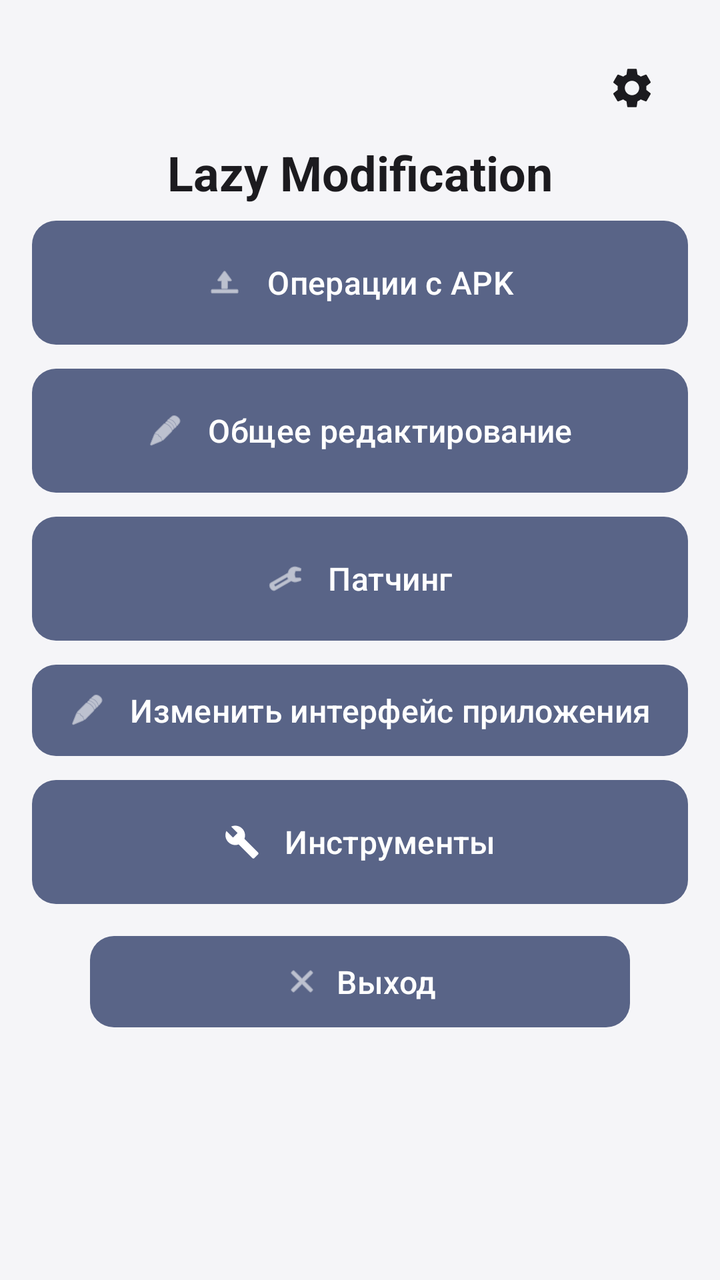
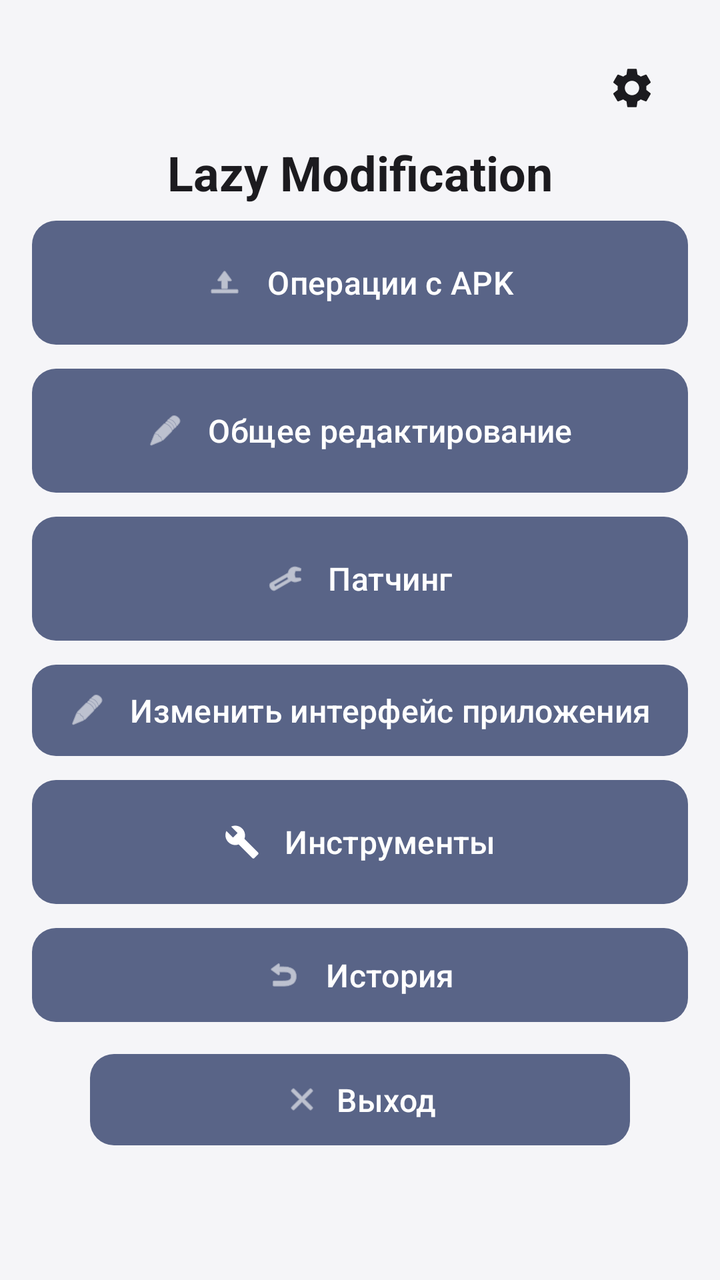

Before-and-after screenshots of an Android layout around one commit, followed by the original layout XML and the change that was made.
<!-- AndroidManifest.xml: activity theme Theme.LazyModification -->
<!-- res/layout/activity_main.xml -->
<?xml version="1.0" encoding="utf-8"?>
<ScrollView
    xmlns:android="http://schemas.android.com/apk/res/android"
    xmlns:app="http://schemas.android.com/apk/res-auto"
    android:layout_width="match_parent"
    android:layout_height="match_parent"
    android:fillViewport="true">

    <androidx.constraintlayout.widget.ConstraintLayout
        android:layout_width="match_parent"
        android:layout_height="wrap_content"
        android:padding="16dp">

        
    <ImageButton
        android:id="@+id/btnSettings"
        android:layout_width="48dp"
        android:layout_height="48dp"
        android:background="?attr/selectableItemBackgroundBorderless"
        android:src="@drawable/ic_settings"
        app:layout_constraintTop_toTopOf="parent"
        app:layout_constraintEnd_toEndOf="parent"
        android:layout_marginTop="4dp"
        android:layout_marginEnd="4dp"
        android:contentDescription="@string/settings" />

    
    <TextView
        android:id="@+id/tvTitle"
        android:layout_width="wrap_content"
        android:layout_height="wrap_content"
        android:text="@string/app_name"
        android:textSize="24sp"
        android:textStyle="bold"
        android:textColor="?attr/colorOnSurface"
        app:layout_constraintTop_toBottomOf="@id/btnSettings"
        app:layout_constraintStart_toStartOf="parent"
        app:layout_constraintEnd_toEndOf="parent"
        android:layout_marginTop="2dp"/>

    <com.google.android.material.button.MaterialButton
        android:id="@+id/btnApkOperations"
        android:layout_width="0dp"
        android:layout_height="70dp"
        android:text="@string/apk_operations"
        android:textSize="16sp"
        android:padding="12dp"
        app:icon="@android:drawable/ic_menu_upload"
        app:iconGravity="textStart"
        app:iconPadding="12dp"
        app:layout_constraintTop_toBottomOf="@id/tvTitle"
        app:layout_constraintStart_toStartOf="parent"
        app:layout_constraintEnd_toEndOf="parent"
        android:layout_marginTop="4dp" />

    <com.google.android.material.button.MaterialButton
        android:id="@+id/btnEdit"
        android:layout_width="0dp"
        android:layout_height="70dp"
        android:text="@string/general_edit"
        android:textSize="16sp"
        android:padding="12dp"
        app:icon="@android:drawable/ic_menu_edit"
        app:iconGravity="textStart"
        app:iconPadding="12dp"
        app:layout_constraintTop_toBottomOf="@id/btnApkOperations"
        app:layout_constraintStart_toStartOf="parent"
        app:layout_constraintEnd_toEndOf="parent"
        android:layout_marginTop="4dp" />

    <com.google.android.material.button.MaterialButton
        android:id="@+id/btnPatch"
        android:layout_width="0dp"
        android:layout_height="70dp"
        android:text="@string/patching"
        android:textSize="16sp"
        android:padding="12dp"
        app:icon="@android:drawable/ic_menu_manage"
        app:iconGravity="textStart"
        app:iconPadding="12dp"
        app:layout_constraintTop_toBottomOf="@id/btnEdit"
        app:layout_constraintStart_toStartOf="parent"
        app:layout_constraintEnd_toEndOf="parent"
        android:layout_marginTop="4dp" />

    <com.google.android.material.button.MaterialButton
        android:id="@+id/btnInterface"
        android:layout_width="0dp"
        android:layout_height="wrap_content"
        android:text="@string/modify_app_interface"
        android:textSize="16sp"
        android:padding="12dp"
        app:icon="@android:drawable/ic_menu_edit"
        app:iconGravity="textStart"
        app:iconPadding="12dp"
        app:layout_constraintTop_toBottomOf="@id/btnPatch"
        app:layout_constraintStart_toStartOf="parent"
        app:layout_constraintEnd_toEndOf="parent"
        android:layout_marginTop="4dp" />

        <com.google.android.material.button.MaterialButton
        android:id="@+id/btnTools"
        android:layout_width="0dp"
        android:layout_height="70dp"
        android:text="@string/tools_title"
        android:textSize="16sp"
        android:padding="12dp"
        app:icon="@drawable/ic_tools"
        app:iconGravity="textStart"
        app:iconPadding="12dp"
        app:layout_constraintTop_toBottomOf="@id/btnInterface"
        app:layout_constraintStart_toStartOf="parent"
        app:layout_constraintEnd_toEndOf="parent"
        android:layout_marginTop="4dp" />

<com.google.android.material.button.MaterialButton
        android:id="@+id/btnExit"
        android:layout_width="270dp"
        android:layout_height="wrap_content"
        android:text="@string/exit"
        android:textSize="16sp"
        android:padding="12dp"
        app:icon="@android:drawable/ic_menu_close_clear_cancel"
        app:iconGravity="textStart"
        app:iconPadding="8dp"
        app:layout_constraintTop_toBottomOf="@id/btnTools"
        app:layout_constraintStart_toStartOf="parent"
        app:layout_constraintEnd_toEndOf="parent"
        android:layout_marginTop="8dp" />

    </androidx.constraintlayout.widget.ConstraintLayout>
</ScrollView>
<!-- resources referenced by this layout -->
<resources>
  <!-- drawable ic_tools (drawable) -->
  <?xml version="1.0" encoding="utf-8"?>
  <vector xmlns:android="http://schemas.android.com/apk/res/android"
      android:width="24dp"
      android:height="24dp"
      android:viewportWidth="24"
      android:viewportHeight="24">
      <path
          android:fillColor="#FF000000"
          android:pathData="M22.7,19l-9.1,-9.1c0.9,-2.3 0.4,-5 -1.5,-6.9 -2,-2 -5,-2.4 -7.4,-1.3L9,6 6,9 1.6,4.7C0.4,7.1 0.9,10.1 2.9,12.1c1.9,1.9 4.6,2.4 6.9,1.5l9.1,9.1c0.4,0.4 1,0.4 1.4,0l2.3,-2.3c0.5,-0.4 0.5,-1.1 0.1,-1.4z" />
  </vector>
  <string name="apk_operations">Операции с APK</string>
  <string name="app_name">Lazy Modification</string>
  <string name="exit">Выход</string>
  <string name="general_edit">Общее редактирование</string>
  <string name="modify_app_interface">Изменить интерфейс приложения</string>
  <string name="patching">Патчинг</string>
  <string name="settings">Настройки</string>
  <string name="tools_title">Инструменты</string>
  <style name="Theme.LazyModification" parent="Base.Theme.LazyModification" />
  <style name="ThemeOverlay.LazyModification.Dialog" parent="ThemeOverlay.Material3.MaterialAlertDialog">
          <item name="shapeAppearanceOverlay">@style/ShapeAppearanceOverlay.LazyModification.Dialog</item>
          <item name="editTextStyle">@style/Widget.LazyModification.EditText</item>
          <item name="android:editTextStyle">@style/Widget.LazyModification.EditText</item>
      </style>
  <style name="Widget.LazyModification.EditText" parent="Widget.AppCompat.EditText">
          <item name="android:background">@drawable/rounded_input_background</item>
          <item name="android:backgroundTint">@null</item>
          <item name="backgroundTint">@null</item>
          <item name="android:textColor">?attr/colorOnSurface</item>
          <item name="android:textColorHint">?attr/colorOnSurfaceVariant</item>
          <item name="android:minHeight">56dp</item>
          <item name="android:padding">12dp</item>
      </style>
  <style name="Widget.LazyModification.Button" parent="Widget.Material3.Button">
          <item name="backgroundTint">#596487</item>
          <item name="android:textColor">#FFFFFF</item>
          <item name="iconTint">#FFFFFF</item>
          <item name="rippleColor">#33FFFFFF</item>
          <item name="cornerRadius">12dp</item>
      </style>
  <style name="Widget.LazyModification.Button.Outlined" parent="Widget.Material3.Button.OutlinedButton">
          <item name="strokeColor">#596487</item>
          <item name="android:textColor">#596487</item>
          <item name="iconTint">#596487</item>
          <item name="rippleColor">#1F596487</item>
          <item name="cornerRadius">12dp</item>
      </style>
  <style name="ShapeAppearanceOverlay.LazyModification.Dialog" parent="">
          <item name="cornerFamily">rounded</item>
          <item name="cornerSize">24dp</item>
      </style>
  <!-- drawable rounded_input_background (drawable) -->
  <selector xmlns:android="http://schemas.android.com/apk/res/android">
      <item android:state_focused="true">
          <shape>
              <solid android:color="?attr/colorSurface" />
              <stroke android:width="2dp" android:color="?attr/colorPrimary" />
              <corners android:radius="12dp" />
          </shape>
      </item>
      <item>
          <shape>
              <solid android:color="?attr/colorSurface" />
              <stroke android:width="1dp" android:color="?attr/colorOutline" />
              <corners android:radius="12dp" />
          </shape>
      </item>
  </selector>
  <!-- unchanged entries left out for length: 2 -->
</resources>

<!-- the commit's change to res/layout/activity_main.xml (unified diff, before → after) -->
@@ -114,6 +114,21 @@
         android:layout_marginTop="4dp" />
 
 <com.google.android.material.button.MaterialButton
+        android:id="@+id/btnHistory"
+        android:layout_width="0dp"
+        android:layout_height="55dp"
+        android:text="@string/history_title"
+        android:textSize="16sp"
+        android:padding="12dp"
+        app:icon="@android:drawable/ic_menu_revert"
+        app:iconGravity="textStart"
+        app:iconPadding="12dp"
+        app:layout_constraintTop_toBottomOf="@id/btnTools"
+        app:layout_constraintStart_toStartOf="parent"
+        app:layout_constraintEnd_toEndOf="parent"
+        android:layout_marginTop="4dp" />
+
+<com.google.android.material.button.MaterialButton
         android:id="@+id/btnExit"
         android:layout_width="270dp"
         android:layout_height="wrap_content"
@@ -123,7 +138,7 @@
         app:icon="@android:drawable/ic_menu_close_clear_cancel"
         app:iconGravity="textStart"
         app:iconPadding="8dp"
-        app:layout_constraintTop_toBottomOf="@id/btnTools"
+        app:layout_constraintTop_toBottomOf="@id/btnHistory"
         app:layout_constraintStart_toStartOf="parent"
         app:layout_constraintEnd_toEndOf="parent"
         android:layout_marginTop="8dp" />
<!-- resource entries referenced after the edit -->
@@ -15,6 +15,7 @@
   <string name="app_name">Lazy Modification</string>
   <string name="exit">Выход</string>
   <string name="general_edit">Общее редактирование</string>
+  <string name="history_title">История</string>
   <string name="modify_app_interface">Изменить интерфейс приложения</string>
   <string name="patching">Патчинг</string>
   <string name="settings">Настройки</string>
